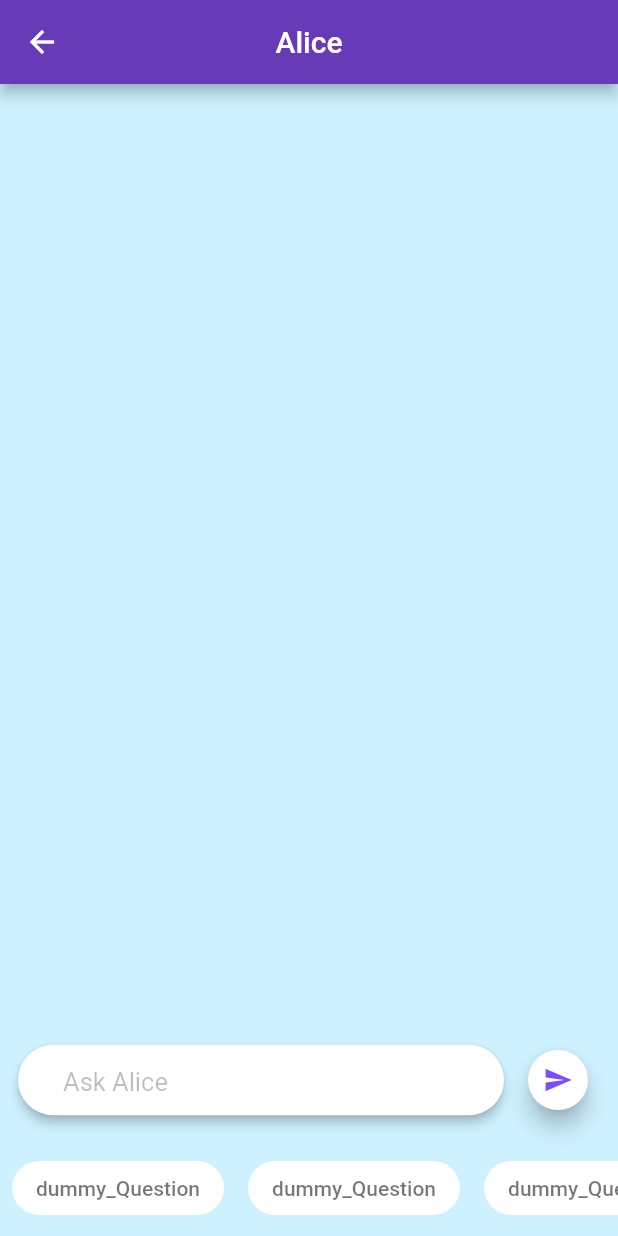
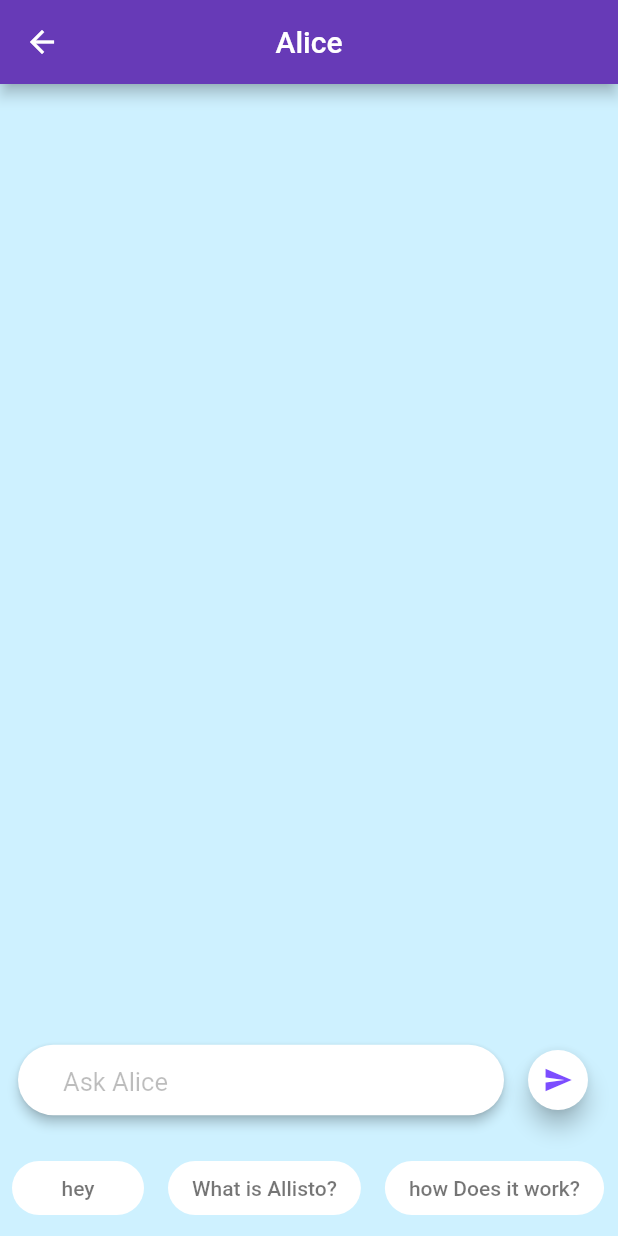
Before and after one commit to allisto/allisto-app, a Flutter app: the BotWindow screen opened by its route, on a phone screen of 412 x 824 dp. Run offline on Flutter 3.47's test engine with Material 2 defaults, Android fonts, the phone set to English and light mode, and no system bars; our stand-ins replace bloc, dio, equatable, eva_icons_flutter, flutter_bloc, font_awesome_flutter and 3 more; missing offline and left inert: audio_recorder2, flutter_dialogflow, simple_permissions; project files that could hold a hidden picture were left out.

Commit message:
Enabled FAQ buttons

```diff
--- a/lib/pages/bot.dart
+++ b/lib/pages/bot.dart
@@ -121,26 +121,31 @@ class _ChatWindowState extends State<BotWindow> {
                       child: Row(
                         children: <Widget>[
                           FAQ_button(
-                            FAQ: "dummy_Question",
+                            FAQ: "hey",
+                            ontap: (){
+                              _queryHandler("hey");
+                          },
+                          ),
+                          FAQ_button(
+                            FAQ: "What is Allisto?",//what is displayed
+                            ontap: (){
+                              _queryHandler("What is Allisto");//what the question is
+                            },
+                          ),
+                          FAQ_button(
+                            FAQ: "how Does it work?",
+                            ontap: (){
+                              _queryHandler("how Does it work?");
+                            },
                           ),
                           FAQ_button(
                             FAQ: "dummy_Question",
+                            ontap: (){
+                              _queryHandler("dummy_Question");
+                            },
                           ),
-                          FAQ_button(
-                            FAQ: "dummy_Question",
-                          ),
-                          FAQ_button(
-                            FAQ: "dummy_Question",
-                          ),
-                          FAQ_button(
-                            FAQ: "dummy_Question",
-                          ),
-                          FAQ_button(
-                            FAQ: "dummy_Question",
-                          ),
-                          FAQ_button(
-                            FAQ: "dummy_Question",
-                          ),
+
+
                         ],
                       ),
                     ),
@@ -232,31 +237,20 @@ class ChatMessage extends StatelessWidget {
 //==========FAQ_BUTTON=========//
 class FAQ_button extends StatefulWidget {
   String FAQ;
-
-  FAQ_button({this.FAQ});
+  VoidCallback ontap;
+  FAQ_button({this.FAQ,this.ontap});
+  String get Query=>FAQ;
 
   _FAQ_button_State createState() => _FAQ_button_State();
 }
 
 class _FAQ_button_State extends State<FAQ_button> {
   @override
-  void ExportFAQ() {
-    _messages.insert(
-        0,
-        ChatMessage(
-          sender: true,
-          text: widget.FAQ,
-        ));
+
     // _bloc.dispatch(display_query(query: widget.FAQ));
-  }
+
 
   Widget build(BuildContext context) {
-    return BlocBuilder(
-        bloc: _bloc,
-        builder: (BuildContext context, BotState state) {
-          if (state is Busy) {
-            print("looool");
-          }
     return Padding(
       padding: const EdgeInsets.all(8.0),
       child: FlatButton(
@@ -268,11 +262,8 @@ class _FAQ_button_State extends State<FAQ_button> {
         ),
         shape: RoundedRectangleBorder(
             borderRadius: BorderRadius.circular(30.0)),
-              onPressed: () {
-                ExportFAQ();
-              },
+        onPressed:widget.ontap
       ),
     );
-        });
   }
 }
```
Lines whose indentation alone changed are shown as unchanged.
